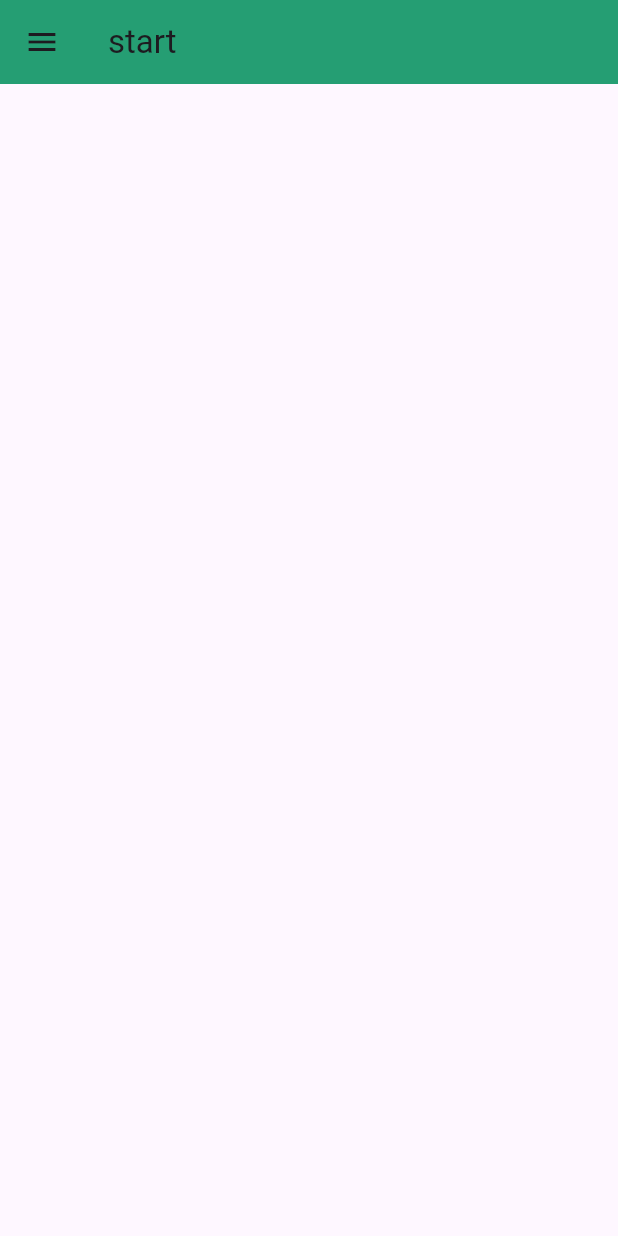
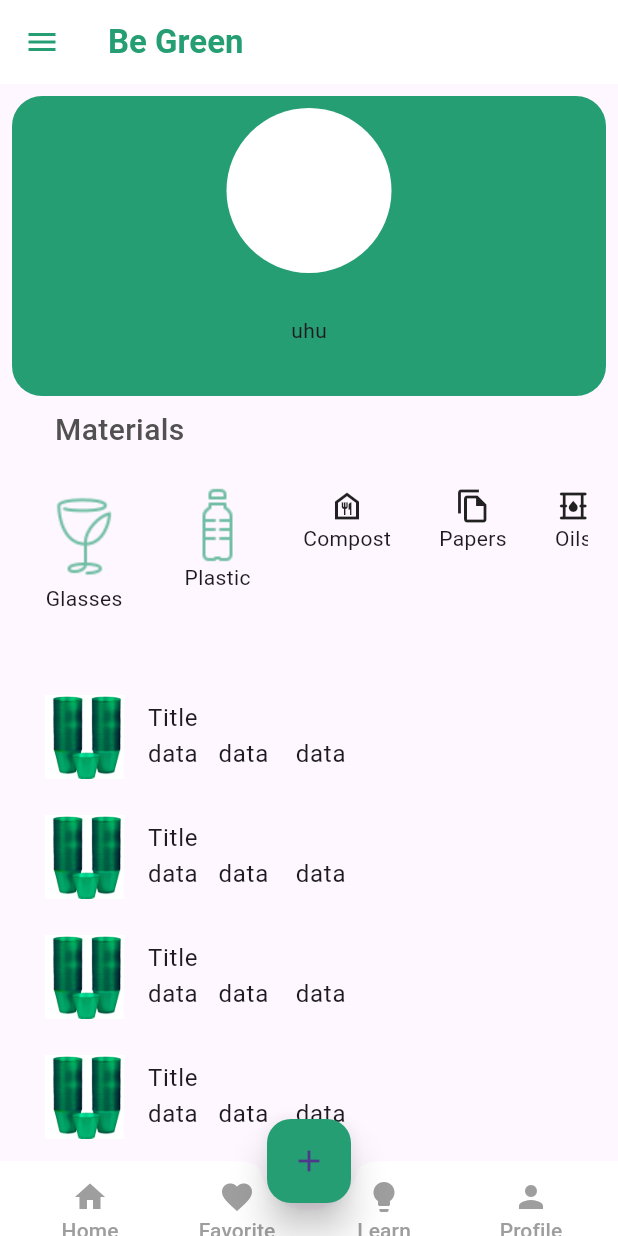
Before and after one commit to HagerMagdy2/Recycling, a Flutter app: the HomeScreen screen opened directly, on a phone screen of 412 x 824 dp. Run offline on Flutter 3.47's test engine with Material 3 defaults, Android fonts, the phone set to English and light mode, and no system bars; our stand-ins replace bloc, firebase_auth, firebase_core, firebase_storage, flutter_bloc, get and 3 more; accounts and stored records are empty.

Commit message:
controller

```diff
--- /dev/null
+++ b/lib/controller/home-page-controller.dart
@@ -0,0 +1,29 @@
+import 'package:firstly/presintations/screens/home_screen.dart';
+import 'package:firstly/presintations/screens/my-home.dart';
+import 'package:firstly/presintations/screens/profile-screen.dart';
+import 'package:flutter/material.dart';
+import 'package:get/get.dart';
+
+abstract class HomeController extends GetxController {
+  changePage(int page);
+}
+
+class HomeControllerImp extends HomeController {
+  int currentPage = 0;
+  List<Widget> pagesList = [
+    MyHomePage(),
+    Column(
+      children: [Center(child: Text("one"))],
+    ),
+    Column(
+      children: [Center(child: Text("two"))],
+    ),
+    ProfileScreen()
+  ];
+  @override
+  changePage(int page) {
+    // TODO: implement changePage
+    currentPage = page;
+    update();
+  }
+}
--- a/lib/presintations/bloc/authentication_bloc.dart
+++ b/lib/presintations/bloc/authentication_bloc.dart
@@ -1,7 +1,6 @@
 import 'package:bloc/bloc.dart';
 import 'package:firstly/data/authentication_remote_data_source.dart';
 import 'package:meta/meta.dart';
-
 
 part 'authentication_event.dart';
 part 'authentication_state.dart';
--- a/lib/presintations/screens/home_screen.dart
+++ b/lib/presintations/screens/home_screen.dart
@@ -1,24 +1,117 @@
 import 'package:firstly/constants.dart';
+import 'package:firstly/controller/home-page-controller.dart';
 import 'package:firstly/presintations/screens/add_product.dart';
+import 'package:firstly/presintations/widgets/bottom-bar.dart';
 import 'package:firstly/presintations/widgets/drawer.dart';
 import 'package:firstly/presintations/widgets/item.dart';
 import 'package:firstly/presintations/widgets/matrial_widget.dart';
 import 'package:flutter/foundation.dart';
 import 'package:flutter/material.dart';
 import 'package:flutter/widgets.dart';
+import 'package:get/get.dart';
 
 class HomeScreen extends StatelessWidget {
   const HomeScreen({super.key});
 
   @override
   Widget build(BuildContext context) {
-    return Scaffold(
-      drawer: AppDrawer(),
-      appBar: AppBar(
-        backgroundColor: kMainColor,
-        title: const Text('start'),
+    Get.put(HomeControllerImp());
+    return GetBuilder<HomeControllerImp>(
+      builder: (controller) => Scaffold(
+        drawer: AppDrawer(),
+        appBar: AppBar(
+          foregroundColor: kMainColor,
+          backgroundColor: Colors.white,
+          title: const Text(
+            'Be Green',
+            style: TextStyle(fontWeight: FontWeight.bold, color: kMainColor),
+            textAlign: TextAlign.center,
+          ),
+        ),
+        body: controller.pagesList.elementAt(controller.currentPage),
+        floatingActionButtonLocation: FloatingActionButtonLocation.centerDocked,
+        floatingActionButton: FloatingActionButton(
+          onPressed: () {},
+          child: Icon(Icons.add),
+          backgroundColor: kMainColor,
+          elevation: 10,
+        ),
+        bottomNavigationBar: BottomAppBar(
+          height: 50.0,
+          notchMargin: 5.0,
+          shape: CircularNotchedRectangle(),
+          color: Colors.white,
+          child: Row(
+              mainAxisAlignment: MainAxisAlignment.spaceAround,
+              mainAxisSize: MainAxisSize.max,
+              children: [
+                Padding(
+                  padding: const EdgeInsets.only(left: 0),
+                  child: MaterialButton(
+                    onPressed: () => controller.changePage(0),
+                    child: Column(
+                      mainAxisSize: MainAxisSize.min,
+                      children: [
+                        Icon(
+                          Icons.home,
+                          color: Colors.grey,
+                        ),
+                        Text('Home', style: TextStyle(color: Colors.grey))
+                      ],
+                    ),
+                  ),
+                ),
+                Padding(
+                  padding: const EdgeInsets.only(left: 10),
+                  child: MaterialButton(
+                    onPressed: () => controller.changePage(1),
+                    child: Column(
+                      mainAxisSize: MainAxisSize.min,
+                      children: [
+                        Icon(
+                          Icons.favorite,
+                          color: Colors.grey,
+                        ),
+                        Text('Favorite', style: TextStyle(color: Colors.grey))
+                      ],
+                    ),
+                  ),
+                ),
+                Padding(
+                  padding: const EdgeInsets.only(left: 10),
+                  child: MaterialButton(
+                    onPressed: () => controller.changePage(2),
+                    child: Column(
+                      mainAxisSize: MainAxisSize.min,
+                      children: [
+                        Icon(
+                          Icons.lightbulb,
+                          color: Colors.grey,
+                        ),
+                        Text('Learn', style: TextStyle(color: Colors.grey))
+                      ],
+                    ),
+                  ),
+                ),
+                Padding(
+                  padding: const EdgeInsets.only(left: 10),
+                  child: MaterialButton(
+                    onPressed: () => controller.changePage(3),
+                    child: Column(
+                      mainAxisSize: MainAxisSize.min,
+                      children: [
+                        Icon(
+                          Icons.person,
+                          color: Colors.grey,
+                        ),
+                        Text('Profile', style: TextStyle(color: Colors.grey))
+                      ],
+                    ),
+                  ),
+                ),
+              ]),
+        ),
       ),
-      body: const Center(),
     );
   }
 }
--- /dev/null
+++ b/lib/presintations/screens/my-home.dart
@@ -0,0 +1,111 @@
+import 'package:firstly/constants.dart';
+import 'package:firstly/controller/home-page-controller.dart';
+import 'package:firstly/presintations/screens/add_product.dart';
+import 'package:firstly/presintations/widgets/bottom-bar.dart';
+import 'package:firstly/presintations/widgets/drawer.dart';
+import 'package:firstly/presintations/widgets/item.dart';
+import 'package:firstly/presintations/widgets/matrial_widget.dart';
+import 'package:flutter/foundation.dart';
+import 'package:flutter/material.dart';
+import 'package:flutter/widgets.dart';
+import 'package:get/get.dart';
+
+class MyHomePage extends StatelessWidget {
+  const MyHomePage({super.key});
+
+  @override
+  Widget build(BuildContext context) {
+    return Scaffold(
+      body: SingleChildScrollView(
+        child: Column(
+          children: [
+            Padding(
+              padding: const EdgeInsets.all(8.0),
+              child: Container(
+                child: Column(
+                  children: [
+                    Center(
+                        child: Padding(
+                      padding: const EdgeInsets.all(8.0),
+                      child: Container(
+                          child: CircleAvatar(
+                        backgroundColor: Colors.white,
+                        radius: 55,
+                      )),
+                    )),
+                    SizedBox(
+                      height: 20,
+                    ),
+                    Text("uhu")
+                  ],
+                ),
+                height: 200,
+                decoration: BoxDecoration(
+                  borderRadius: BorderRadius.circular(20),
+                  color: kMainColor,
+                ),
+              ),
+            ),
+            Column(
+              //  mainAxisAlignment: MainAxisAlignment.start,
+              crossAxisAlignment: CrossAxisAlignment.start,
+              children: [
+                Text(
+                  "       Materials",
+                  textAlign: TextAlign.start,
+                  style: TextStyle(
+                      fontWeight: FontWeight.w500, fontSize: 20, color: Gray),
+                ),
+                Row(
+                  children: [
+                    Container(
+                      height: 150,
+                      width: 400,
+                      child: Padding(
+                        padding: const EdgeInsets.all(8.0),
+                        child: ListView(
+                            scrollDirection: Axis.horizontal,
+                            children: [
+                              Matrial(
+                                  title: "Glasses",
+                                  icon: Image.asset(
+                                      "assets/images/icons-glass.png")),
+                              Matrial(
+                                  title: "Plastic",
+                                  icon: Image.asset(
+                                      "assets/images/icons-plastics.png")),
+                              Matrial(
+                                  title: "Compost",
+                                  icon: Icon(Icons.food_bank_outlined)),
+                              Matrial(
+                                  title: "Papers",
+                                  icon: Icon(Icons.file_copy_outlined)),
+                              Matrial(
+                                  title: "Oils",
+                                  icon: Icon(Icons.oil_barrel_outlined)),
+                            ]),
+                      ),
+                    )
+                  ],
+                ),
+              ],
+            ),
+            Container(
+                height: 350,
+                width: 400,
+                child: ListView(
+                  children: [
+                    ItemsGrideTail(),
+                    ItemsGrideTail(),
+                    ItemsGrideTail(),
+                    ItemsGrideTail(),
+                    ItemsGrideTail(),
+                    ItemsGrideTail()
+                  ],
+                ))
+          ],
+        ),
+      ),
+    );
+  }
+}
--- a/lib/presintations/widgets/matrial_widget.dart
+++ b/lib/presintations/widgets/matrial_widget.dart
@@ -5,7 +5,7 @@ import 'package:flutter/material.dart';
 class Matrial extends StatefulWidget {
   const Matrial({super.key, required this.title, required this.icon});
   final String title;
-    final IconData icon;
+  final Widget icon;
   @override
   State<Matrial> createState() => _MatrialState();
 }
@@ -13,13 +13,10 @@ class Matrial extends StatefulWidget {
 class _MatrialState extends State<Matrial> {
   @override
   Widget build(BuildContext context) {
-
     return Padding(
       padding: const EdgeInsets.all(16.0),
       child: Column(
-        children: [Icon(widget.icon,size: 60,color: kMainColor,),
-
-        Text(widget.title)],
+        children: [widget.icon, Text(widget.title)],
       ),
     );
   }
--- a/pubspec.yaml
+++ b/pubspec.yaml
@@ -44,8 +44,7 @@ dependencies:
   lottie: ^2.7.0
   smooth_page_indicator: ^1.1.0
   image_picker: ^1.0.4
-
-
+  get: ^4.6.6
 
 
 
```
Also changed, not shown: lib/core/storage_helper.dart (+21 -0 lines), lib/presintations/screens/profile-screen.dart (added, +61 -0 lines), lib/presintations/screens/signup_screen.dart (+7 -2 lines), lib/presintations/widgets/bottom-bar.dart (added, +72 -0 lines), assets/images/icons-glass.png (added), assets/images/icons-plastics.png (added), lib/data/authentication_remote_data_source.dart (line endings or trailing spaces), pubspec.lock.
